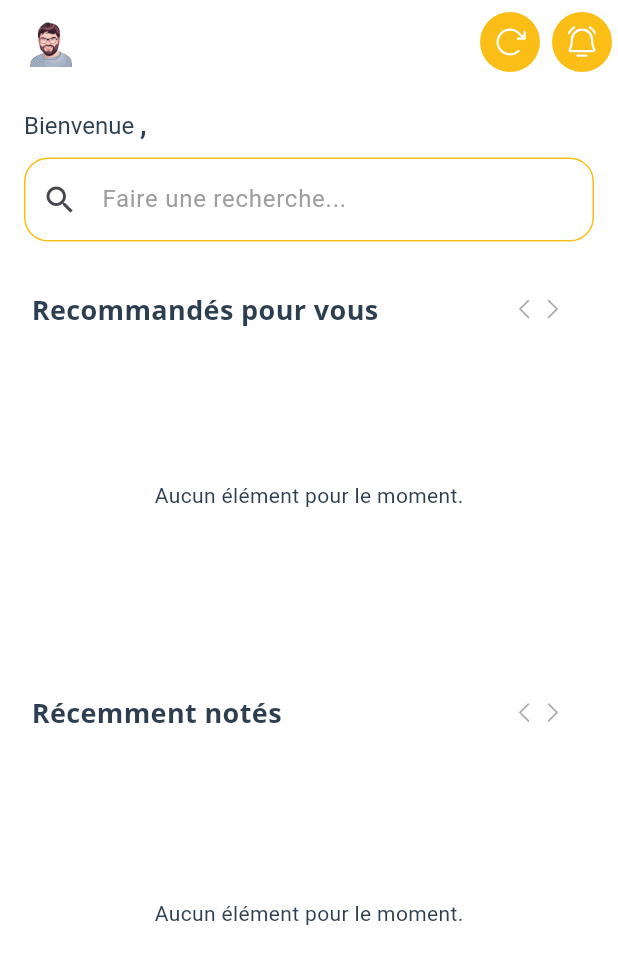
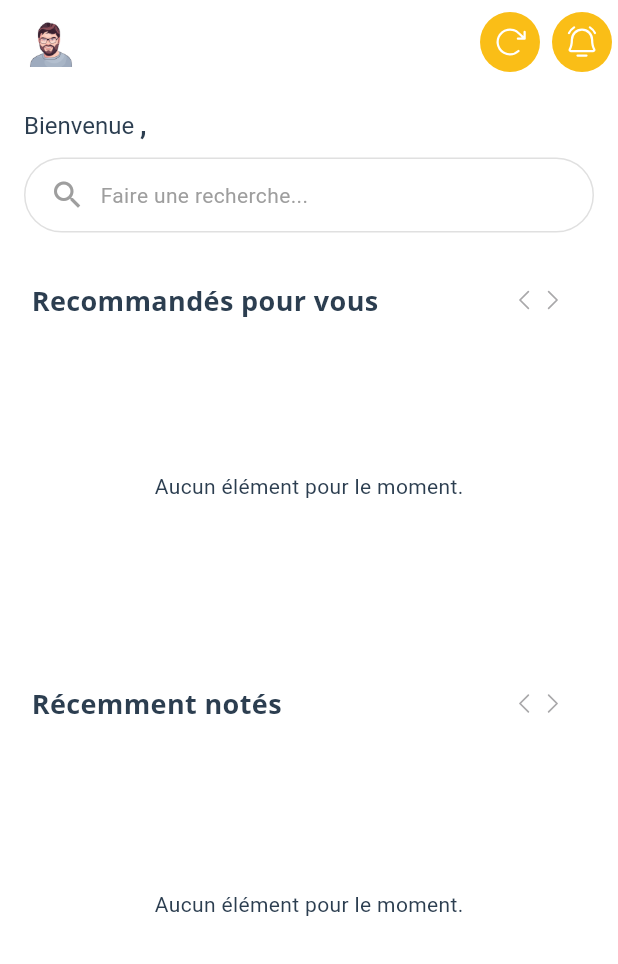
Before and after one commit to Alwil17/rate-master, a Flutter app: the HomeScreen screen opened by its route, on a phone screen of 412 x 824 dp. Shown: the top 964 px of the screen. Run offline on Flutter 3.47's test engine with Material 3 defaults, Android fonts, the phone set to English and light mode, and no system bars; our stand-ins replace flutter_easyloading, go_router, phosphor_flutter, shared_preferences; accounts and stored records are empty; generated files the repository leaves out were written again.

```diff
--- a/lib/routes/app_router.dart
+++ b/lib/routes/app_router.dart
@@ -59,6 +59,11 @@ class AppRouter {
         name: APP_PAGES.profile.toName,
         builder: (context, state) => ProfileScreen(),
       ),
+      GoRoute(
+        path: APP_PAGES.search.toPath,
+        name: APP_PAGES.search.toName,
+        builder: (context, state) => ProfileScreen(),
+      ),
       /*
       GoRoute(
         path: APP_PAGES.login.toPath,
--- a/lib/routes/routes.dart
+++ b/lib/routes/routes.dart
@@ -6,6 +6,7 @@ abstract class Routes {
   static const String welcome = "/welcome";
   static const String itemDetails = "/:itemId";
   static const String profile = "/profile";
+  static const String search = "/search";
 }
 
 enum APP_PAGES {
@@ -16,6 +17,7 @@ enum APP_PAGES {
   welcome,
   itemDetails,
   profile,
+  search,
 }
 
 extension AppPageExtension on APP_PAGES {
@@ -35,6 +37,8 @@ extension AppPageExtension on APP_PAGES {
         return Routes.itemDetails;
       case APP_PAGES.profile:
         return Routes.profile;
+      case APP_PAGES.search:
+        return Routes.search;
     }
   }
 
--- a/lib/screens/home/home_screen.dart
+++ b/lib/screens/home/home_screen.dart
@@ -1,8 +1,10 @@
 import 'package:flutter/material.dart';
+import 'package:go_router/go_router.dart';
 import 'package:phosphor_flutter/phosphor_flutter.dart';
 import 'package:provider/provider.dart';
 import 'package:rate_master/providers/auth_provider.dart';
 import 'package:rate_master/providers/item_provider.dart';
+import 'package:rate_master/routes/routes.dart';
 import 'package:rate_master/screens/home/widgets/recently_rated.dart';
 import 'package:rate_master/screens/home/widgets/recommanded_list.dart';
 import 'package:rate_master/shared/theme/theme.dart';
@@ -72,19 +74,30 @@ class _HomeScreenState extends State<HomeScreen> {
             ),
             const SizedBox(height: 12),
 
-            // Search Bar static
-            TextField(
-              decoration: InputDecoration(
-                hintText: locale.makeASearch,
-                prefixIcon: const Icon(Icons.search),
-                border: OutlineInputBorder(
+            // Search Bar (clickable)
+            InkWell(
+              onTap: () => context.pushNamed(APP_PAGES.search.toName),
+              child: Container(
+                padding: EdgeInsets.symmetric(horizontal: 16, vertical: 12),
+                decoration: BoxDecoration(
+                  color: Colors.white,
                   borderRadius: BorderRadius.circular(30),
-                  borderSide: BorderSide.none,
+                  border: Border.all(color: Colors.grey.shade300),
                 ),
-                filled: true,
-                fillColor: Colors.white,
+                child: Row(
+                  children: [
+                    Icon(Icons.search, color: Colors.grey),
+                    SizedBox(width: 10),
+                    Text(
+                      locale.makeASearch,
+                      style: TextStyle(color: Colors.grey),
+                    ),
+                  ],
+                ),
               ),
             ),
+
+
             const SizedBox(height: 16),
             /// Recommanded section
             // Title
```
Also changed, not shown: lib/screens/home/widgets/recently_rated.dart (+4 -4 lines), lib/screens/search/search_screen.dart (added, +43 -0 lines).
